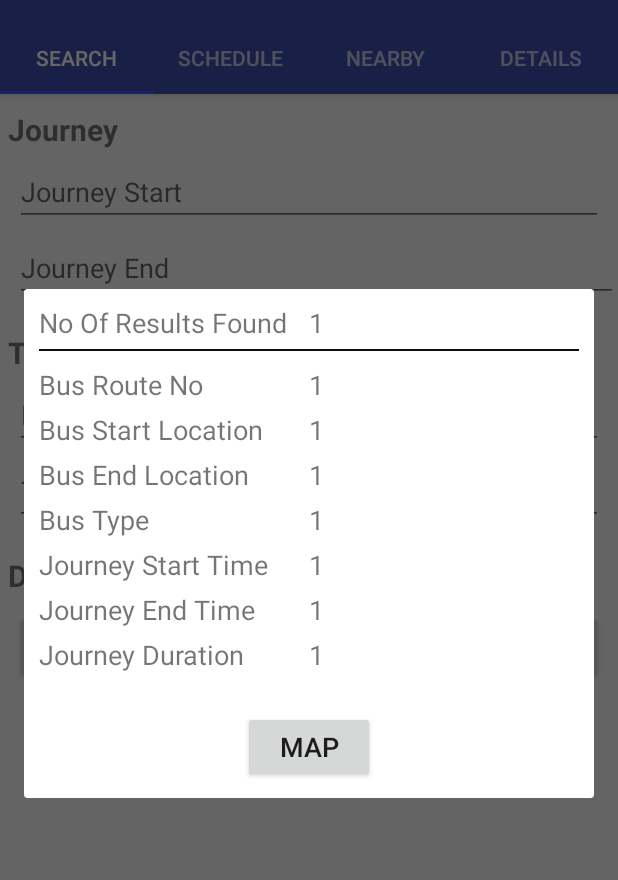
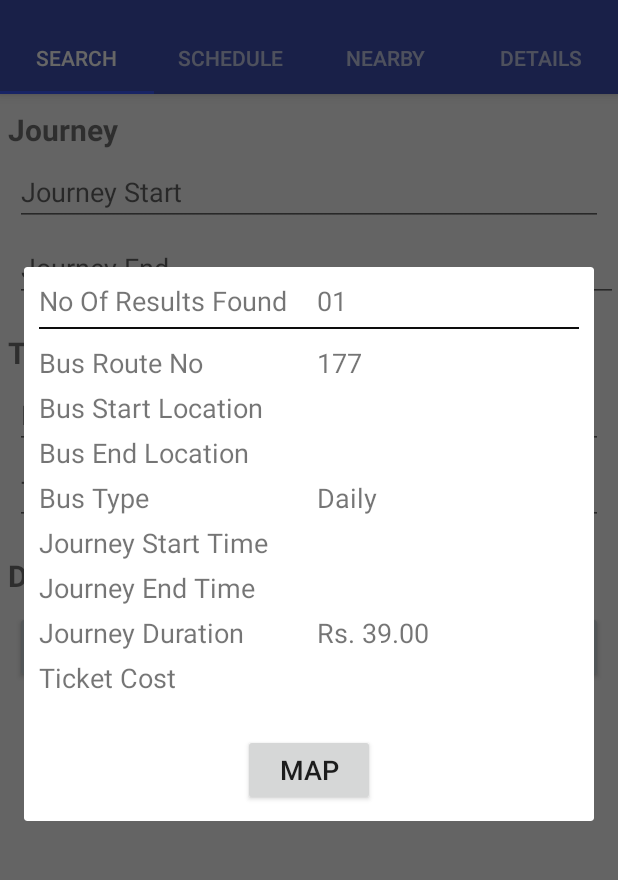
Before and after one commit to MLBCoders/MyBus, an Android app: the screen it shows after launch (MainActivity), after a tap on "SEARCH", on a phone screen of 412 x 824 dp, the part 74-954 px from its top. Run offline under Robolectric (Android 15) with nearby library versions, the phone set to English and light mode, and no system bars; our stand-ins replace ButterKnife.

Commit message:
about frag

```diff
--- a/app/src/main/java/lk/mlbcoders/mybus/MainActivity.java
+++ b/app/src/main/java/lk/mlbcoders/mybus/MainActivity.java
@@ -109,6 +109,9 @@ public class MainActivity extends AppCompatActivity {
         }
         else if (id == R.id.action_about) {
             Toast.makeText(this,"About Selected",Toast.LENGTH_SHORT).show();
+            FragmentManager fm = getSupportFragmentManager();
+            AboutFragment aboutFragment = new AboutFragment();
+            aboutFragment.show(fm,"About");
             return true;
         }
 
@@ -144,8 +147,6 @@ public class MainActivity extends AppCompatActivity {
         public View onCreateView(LayoutInflater inflater, ViewGroup container,
                                  Bundle savedInstanceState) {
             View rootView = inflater.inflate(R.layout.fragment_main, container, false);
-            TextView textView = (TextView) rootView.findViewById(R.id.section_label);
-            textView.setText(getString(R.string.section_format, getArguments().getInt(ARG_SECTION_NUMBER)));
             return rootView;
         }
     }
--- a/app/src/main/java/lk/mlbcoders/mybus/MapsActivity.java
+++ b/app/src/main/java/lk/mlbcoders/mybus/MapsActivity.java
@@ -6,11 +6,13 @@ import android.support.v4.app.FragmentActivity;
 import android.os.Bundle;
 import android.util.Log;
 
+import com.google.android.gms.maps.CameraUpdate;
 import com.google.android.gms.maps.CameraUpdateFactory;
 import com.google.android.gms.maps.GoogleMap;
 import com.google.android.gms.maps.OnMapReadyCallback;
 import com.google.android.gms.maps.SupportMapFragment;
 import com.google.android.gms.maps.model.LatLng;
+import com.google.android.gms.maps.model.LatLngBounds;
 import com.google.android.gms.maps.model.MarkerOptions;
 import com.google.android.gms.maps.model.Polyline;
 import com.google.android.gms.maps.model.PolylineOptions;
@@ -64,8 +66,17 @@ public class MapsActivity extends FragmentActivity implements OnMapReadyCallback
         LatLng endLocation = new LatLng(6.9236094, 79.8811531);
         mMap.addMarker(new MarkerOptions().position(endLocation).title("Kollupitiya"));
 
+        LatLngBounds sri_Lanka = new LatLngBounds(new LatLng(5.87,80.37), new LatLng(9.94, 80.90));
+        googleMap.moveCamera(CameraUpdateFactory.newLatLngBounds(sri_Lanka,0));
+        googleMap.animateCamera(CameraUpdateFactory.newLatLngBounds(sri_Lanka,0));
+
         mMap.moveCamera(CameraUpdateFactory.newLatLng(startLocation));
+        mMap.moveCamera(CameraUpdateFactory.newLatLng(endLocation));
 
+        CameraUpdate cameraPosition = CameraUpdateFactory.newLatLngZoom(startLocation, 10);
+
+        googleMap.moveCamera(cameraPosition);
+        googleMap.animateCamera(cameraPosition);
 
         PolylineOptions polylineOptions = new PolylineOptions()
                 .geodesic(true)
--- a/app/src/main/java/lk/mlbcoders/mybus/SearchBusFragment.java
+++ b/app/src/main/java/lk/mlbcoders/mybus/SearchBusFragment.java
@@ -101,7 +101,7 @@ public class SearchBusFragment extends Fragment {
 
         SearchbusDetailsFragment searchbusDetailsFragment = new SearchbusDetailsFragment();
         Bundle args = new Bundle();
-        args.putInt("result_count",1);
+        args.putString("result_count","01");
         args.putString("route_no","177");
         args.putString("start_location",picker_journey_from.getText().toString());
         args.putString("end_location",picker_journey_to.getText().toString());
--- a/app/src/main/java/lk/mlbcoders/mybus/SearchbusDetailsFragment.java
+++ b/app/src/main/java/lk/mlbcoders/mybus/SearchbusDetailsFragment.java
@@ -30,6 +30,7 @@ public class SearchbusDetailsFragment extends DialogFragment {
     @BindView(R.id.txt_details_start_time) TextView txt_details_start_time;
     @BindView(R.id.txt_details_end_time) TextView txt_details_end_time;
     @BindView(R.id.txt_details_duration) TextView txt_details_duration;
+    @BindView(R.id.txt_ticket_price) TextView txt_ticket_price;
 
     public SearchbusDetailsFragment() {
         // Required empty public constructor
@@ -44,29 +45,31 @@ public class SearchbusDetailsFragment extends DialogFragment {
         View view =  inflater.inflate(R.layout.fragment_search_bus_details, container, false);
         ButterKnife.bind(this,view);
 
-        String result_count = String.valueOf(getArguments().getInt("result_count"));
+        String result_count = getArguments().getString("result_count");
         txt_results_found.setText(result_count);
 
         String route_no = getArguments().getString("route_no");
-        txt_details_route_no.setText(result_count);
+        txt_details_route_no.setText(route_no);
 
         String start_location = getArguments().getString("start_location");
-        txt_details_start_location.setText(result_count);
+        txt_details_start_location.setText(start_location);
 
         String end_location = getArguments().getString("end_location");
-        txt_details_end_location.setText(result_count);
+        txt_details_end_location.setText(end_location);
 
         String type = getArguments().getString("type");
-        txt_details_type.setText(result_count);
+        txt_details_type.setText(type);
 
         String start_time = getArguments().getString("start_time");
-        txt_details_start_time.setText(result_count);
+        txt_details_start_time.setText(start_time);
 
         String end_time = getArguments().getString("end_time");
-        txt_details_end_time.setText(result_count);
+        txt_details_end_time.setText(end_time);
 
         String duration = getArguments().getString("duration");
-        txt_details_duration.setText(result_count);
+        txt_details_duration.setText(duration);
+
+        txt_details_duration.setText("Rs. 39.00");
 
         return view;
     }
--- a/app/src/main/res/layout/fragment_search_bus_details.xml
+++ b/app/src/main/res/layout/fragment_search_bus_details.xml
@@ -28,6 +28,7 @@
                 android:layout_width="match_parent"
                 android:layout_height="wrap_content"
                 android:layout_weight="1"
+                android:layout_marginLeft="5dp"
                 android:textSize="@dimen/text_18sp" />
         </LinearLayout>
 
@@ -55,6 +56,7 @@
                 android:layout_width="match_parent"
                 android:layout_height="wrap_content"
                 android:layout_weight="1"
+                android:layout_marginLeft="5dp"
                 android:textSize="@dimen/text_18sp" />
         </LinearLayout>
 
@@ -76,6 +78,7 @@
                 android:layout_width="match_parent"
                 android:layout_height="wrap_content"
                 android:layout_weight="1"
+                android:layout_marginLeft="5dp"
                 android:textSize="@dimen/text_18sp" />
         </LinearLayout>
         <LinearLayout
@@ -96,6 +99,7 @@
                 android:layout_width="match_parent"
                 android:layout_height="wrap_content"
                 android:layout_weight="1"
+                android:layout_marginLeft="5dp"
                 android:textSize="@dimen/text_18sp" />
         </LinearLayout>
         <LinearLayout
@@ -115,6 +119,7 @@
                 android:layout_width="match_parent"
                 android:layout_height="wrap_content"
                 android:layout_weight="1"
+                android:layout_marginLeft="5dp"
                 android:textSize="@dimen/text_18sp"
                 />
         </LinearLayout>
@@ -135,6 +140,7 @@
                 android:layout_width="match_parent"
                 android:layout_height="wrap_content"
                 android:layout_weight="1"
+                android:layout_marginLeft="5dp"
                 android:textSize="@dimen/text_18sp"
                 />
         </LinearLayout>
@@ -155,6 +161,7 @@
                 android:layout_width="match_parent"
                 android:layout_height="wrap_content"
                 android:layout_weight="1"
+                android:layout_marginLeft="5dp"
                 android:textSize="@dimen/text_18sp"
                 />
         </LinearLayout>
@@ -175,6 +182,28 @@
                 android:layout_width="match_parent"
                 android:layout_height="wrap_content"
                 android:layout_weight="1"
+                android:layout_marginLeft="5dp"
+                android:textSize="@dimen/text_18sp"
+                />
+        </LinearLayout>
+        <LinearLayout
+            android:layout_width="match_parent"
+            android:layout_height="match_parent"
+            android:layout_weight="1"
+            android:layout_marginTop="5dp">
+            <TextView
+                android:layout_width="match_parent"
+                android:layout_height="wrap_content"
+                android:layout_weight="1"
+                android:text="Ticket Cost"
+                android:textSize="@dimen/text_18sp"
+                />
+            <TextView
+                android:id="@+id/txt_ticket_price"
+                android:layout_width="match_parent"
+                android:layout_height="wrap_content"
+                android:layout_weight="1"
+                android:layout_marginLeft="5dp"
                 android:textSize="@dimen/text_18sp"
                 />
         </LinearLayout>
```
